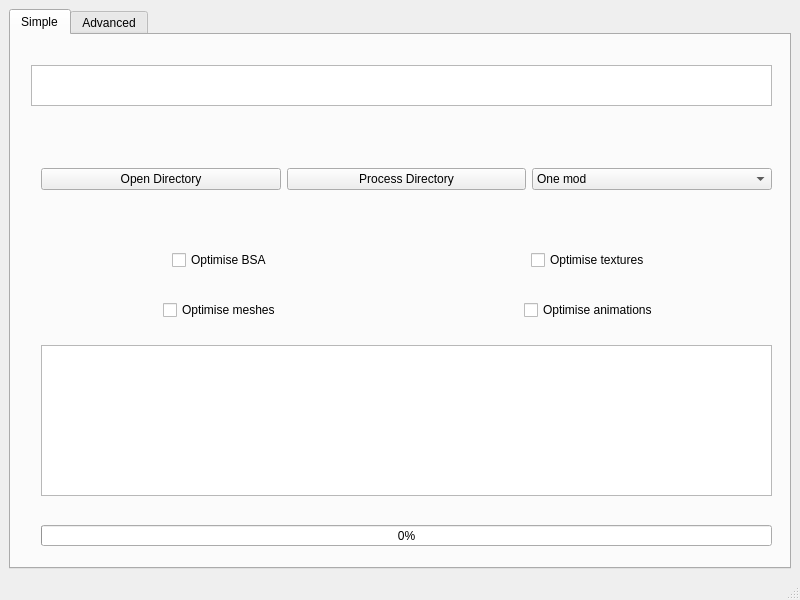
Before: the Qt Designer form mainwindow.ui in Guekka/cathedral-assets-optimizer, drawn with Qt 5.
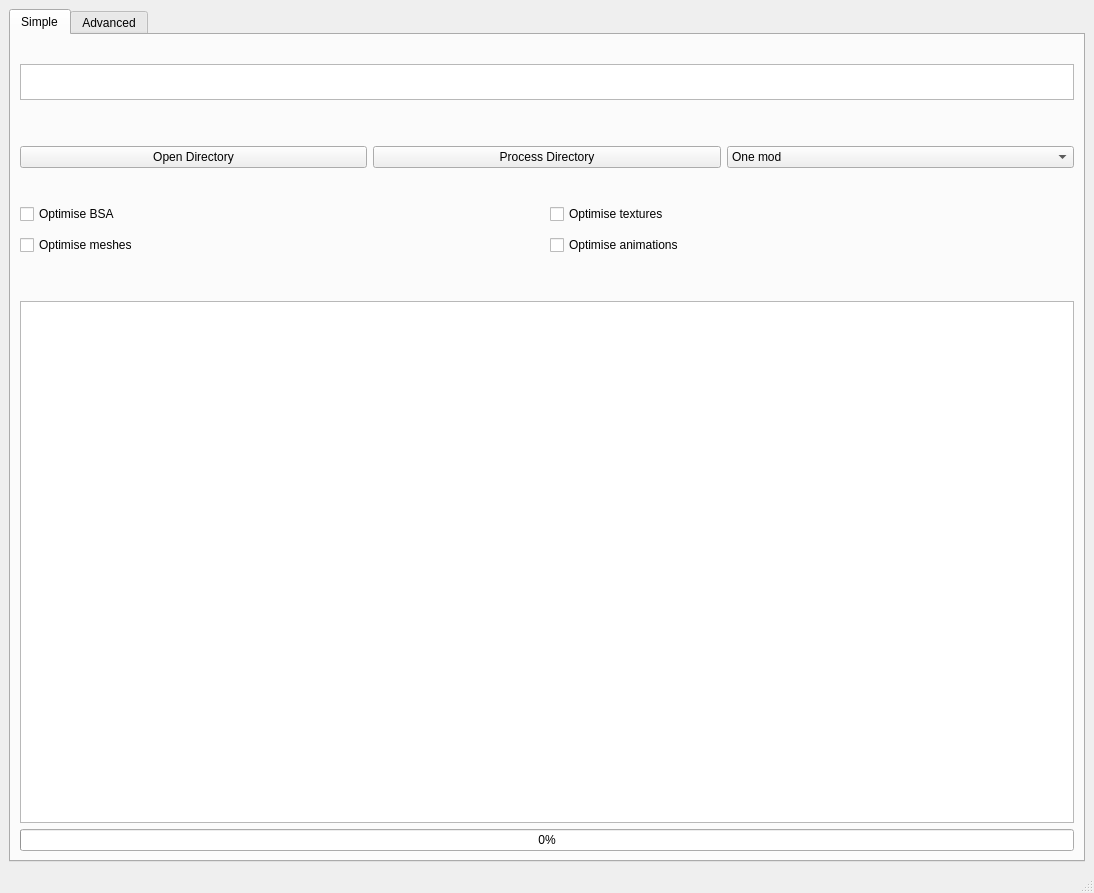
After: the same form once the commit is applied. The open tabs and pages were chosen to show the change.

Commit message: added kind of responsive design. More or less. At least, the log is correctly scaled.

The edit to the form file:
```diff
--- a/mainwindow.ui
+++ b/mainwindow.ui
@@ -6,8 +6,8 @@
    <rect>
     <x>0</x>
     <y>0</y>
-    <width>800</width>
-    <height>600</height>
+    <width>1094</width>
+    <height>893</height>
    </rect>
   </property>
   <property name="sizePolicy">
@@ -20,8 +20,8 @@
    <string>MainWindow</string>
   </property>
   <widget class="QWidget" name="centralwidget">
-   <layout class="QGridLayout" name="gridLayout">
-    <item row="0" column="0">
+   <layout class="QVBoxLayout" name="verticalLayout">
+    <item>
      <widget class="QTabWidget" name="tabWidget">
       <property name="currentIndex">
        <number>1</number>
@@ -30,25 +30,56 @@
        <attribute name="title">
         <string>Simple</string>
        </attribute>
+       <layout class="QVBoxLayout" name="verticalLayout_2">
+        <item>
+         <spacer name="verticalSpacer_5">
+          <property name="orientation">
+           <enum>Qt::Vertical</enum>
+          </property>
+          <property name="sizeType">
+           <enum>QSizePolicy::Preferred</enum>
+          </property>
+          <property name="sizeHint" stdset="0">
+           <size>
+            <width>20</width>
+            <height>20</height>
+           </size>
+          </property>
+         </spacer>
+        </item>
+        <item>
        <widget class="QPlainTextEdit" name="userPathTextEdit">
-        <property name="geometry">
-         <rect>
-          <x>20</x>
-          <y>30</y>
-          <width>741</width>
-          <height>41</height>
-         </rect>
-        </property>
-       </widget>
-       <widget class="QWidget" name="horizontalLayoutWidget">
-        <property name="geometry">
-         <rect>
-          <x>30</x>
-          <y>119</y>
-          <width>731</width>
-          <height>51</height>
-         </rect>
-        </property>
+          <property name="sizePolicy">
+           <sizepolicy hsizetype="Expanding" vsizetype="Maximum">
+            <horstretch>0</horstretch>
+            <verstretch>0</verstretch>
+           </sizepolicy>
+          </property>
+          <property name="maximumSize">
+           <size>
+            <width>16777215</width>
+            <height>36</height>
+           </size>
+          </property>
+         </widget>
+        </item>
+        <item>
+         <spacer name="verticalSpacer">
+          <property name="orientation">
+           <enum>Qt::Vertical</enum>
+          </property>
+          <property name="sizeType">
+           <enum>QSizePolicy::Preferred</enum>
+          </property>
+          <property name="sizeHint" stdset="0">
+           <size>
+            <width>20</width>
+            <height>40</height>
+           </size>
+          </property>
+         </spacer>
+        </item>
+        <item>
         <layout class="QHBoxLayout" name="horizontalLayout">
          <item>
           <widget class="QPushButton" name="userPathButton">
@@ -79,18 +110,26 @@
           </widget>
          </item>
         </layout>
-       </widget>
-       <widget class="QWidget" name="horizontalLayoutWidget_2">
-        <property name="geometry">
-         <rect>
-          <x>30</x>
-          <y>200</y>
-          <width>731</width>
-          <height>51</height>
-         </rect>
-        </property>
+        </item>
+        <item>
+         <spacer name="verticalSpacer_2">
+          <property name="orientation">
+           <enum>Qt::Vertical</enum>
+          </property>
+          <property name="sizeType">
+           <enum>QSizePolicy::Preferred</enum>
+          </property>
+          <property name="sizeHint" stdset="0">
+           <size>
+            <width>20</width>
+            <height>30</height>
+           </size>
+          </property>
+         </spacer>
+        </item>
+        <item>
         <layout class="QHBoxLayout" name="horizontalLayout_2">
-         <item alignment="Qt::AlignHCenter">
+          <item>
           <widget class="QCheckBox" name="bsaOptCheckbox">
            <property name="cursor">
             <cursorShape>WhatsThisCursor</cursorShape>
@@ -103,7 +142,7 @@
            </property>
           </widget>
          </item>
-         <item alignment="Qt::AlignHCenter">
+          <item>
           <widget class="QCheckBox" name="textOptCheckbox">
            <property name="cursor">
             <cursorShape>WhatsThisCursor</cursorShape>
@@ -117,18 +156,26 @@
           </widget>
          </item>
         </layout>
-       </widget>
-       <widget class="QWidget" name="horizontalLayoutWidget_3">
-        <property name="geometry">
-         <rect>
-          <x>30</x>
-          <y>250</y>
-          <width>731</width>
-          <height>51</height>
-         </rect>
-        </property>
+        </item>
+        <item>
+         <spacer name="verticalSpacer_3">
+          <property name="orientation">
+           <enum>Qt::Vertical</enum>
+          </property>
+          <property name="sizeType">
+           <enum>QSizePolicy::Preferred</enum>
+          </property>
+          <property name="sizeHint" stdset="0">
+           <size>
+            <width>20</width>
+            <height>5</height>
+           </size>
+          </property>
+         </spacer>
+        </item>
+        <item>
         <layout class="QHBoxLayout" name="horizontalLayout_3">
-         <item alignment="Qt::AlignHCenter">
+          <item>
           <widget class="QCheckBox" name="meshOptCheckbox">
            <property name="cursor">
             <cursorShape>WhatsThisCursor</cursorShape>
@@ -141,7 +188,7 @@
            </property>
           </widget>
          </item>
-         <item alignment="Qt::AlignHCenter">
+          <item>
           <widget class="QCheckBox" name="animOptCheckbox">
            <property name="cursor">
             <cursorShape>WhatsThisCursor</cursorShape>
@@ -155,142 +202,47 @@
           </widget>
          </item>
         </layout>
-       </widget>
+        </item>
+        <item>
+         <spacer name="verticalSpacer_4">
+          <property name="orientation">
+           <enum>Qt::Vertical</enum>
+          </property>
+          <property name="sizeType">
+           <enum>QSizePolicy::Fixed</enum>
+          </property>
+          <property name="sizeHint" stdset="0">
+           <size>
+            <width>20</width>
+            <height>40</height>
+           </size>
+          </property>
+         </spacer>
+        </item>
+        <item>
        <widget class="QPlainTextEdit" name="mw_log">
-        <property name="geometry">
-         <rect>
-          <x>30</x>
-          <y>310</y>
-          <width>731</width>
-          <height>151</height>
-         </rect>
-        </property>
         <property name="readOnly">
          <bool>true</bool>
         </property>
        </widget>
+        </item>
+        <item>
        <widget class="QProgressBar" name="progressBar">
-        <property name="geometry">
-         <rect>
-          <x>30</x>
-          <y>490</y>
-          <width>731</width>
-          <height>21</height>
-         </rect>
-        </property>
         <property name="value">
          <number>0</number>
         </property>
        </widget>
+        </item>
+       </layout>
       </widget>
       <widget class="QWidget" name="advanced">
        <attribute name="title">
         <string>Advanced</string>
        </attribute>
-       <widget class="QGroupBox" name="bsaGroupBox">
-        <property name="geometry">
-         <rect>
-          <x>30</x>
-          <y>30</y>
-          <width>721</width>
-          <height>80</height>
-         </rect>
-        </property>
-        <property name="title">
-         <string>BSA</string>
-        </property>
-        <widget class="QCheckBox" name="extractBsaCheckbox">
-         <property name="geometry">
-          <rect>
-           <x>40</x>
-           <y>40</y>
-           <width>99</width>
-           <height>19</height>
-          </rect>
-         </property>
-         <property name="text">
-          <string>Extract old BSA</string>
-         </property>
-        </widget>
-        <widget class="QCheckBox" name="renameBsaCheckbox">
-         <property name="geometry">
-          <rect>
-           <x>280</x>
-           <y>40</y>
-           <width>103</width>
-           <height>19</height>
-          </rect>
-         </property>
-         <property name="text">
-          <string>Rename old BSA</string>
-         </property>
-        </widget>
-        <widget class="QCheckBox" name="createBsaCheckbox">
-         <property name="geometry">
-          <rect>
-           <x>540</x>
-           <y>40</y>
-           <width>103</width>
-           <height>19</height>
-          </rect>
-         </property>
-         <property name="text">
-          <string>Create new BSA</string>
-         </property>
-        </widget>
-       </widget>
-       <widget class="QGroupBox" name="texturesGroupBox">
-        <property name="geometry">
-         <rect>
-          <x>30</x>
-          <y>130</y>
-          <width>721</width>
-          <height>80</height>
-         </rect>
-        </property>
-        <property name="title">
-         <string>Textures</string>
-        </property>
-        <widget class="QCheckBox" name="tgaConvCheckbox">
-         <property name="geometry">
-          <rect>
-           <x>40</x>
-           <y>40</y>
-           <width>121</width>
-           <height>19</height>
-          </rect>
-         </property>
-         <property name="text">
-          <string>TGA conversion</string>
-         </property>
-        </widget>
-        <widget class="QCheckBox" name="bc7ConvCheckbox">
-         <property name="geometry">
-          <rect>
-           <x>280</x>
-           <y>40</y>
-           <width>131</width>
-           <height>20</height>
-          </rect>
-         </property>
-         <property name="text">
-          <string>BC7 nmaps conversion</string>
-         </property>
-        </widget>
-        <widget class="QCheckBox" name="nifscanTexturesCheckbox">
-         <property name="geometry">
-          <rect>
-           <x>540</x>
-           <y>40</y>
-           <width>121</width>
-           <height>19</height>
-          </rect>
-         </property>
-         <property name="text">
-          <string>Nifscan -fixdds</string>
-         </property>
-        </widget>
-       </widget>
+       <layout class="QVBoxLayout" name="verticalLayout_3">
+        <item>
+         <layout class="QGridLayout" name="gridLayout">
+          <item row="3" column="0">
        <widget class="QGroupBox" name="meshesGroupBox">
         <property name="geometry">
          <rect>
@@ -343,6 +295,10 @@
          <string>Dry run</string>
         </property>
        </widget>
+          </item>
+         </layout>
+        </item>
+       </layout>
       </widget>
      </widget>
     </item>
```
Left out of the diff: 247 changed lines with no effect on the pictures. Lines whose indentation alone changed are shown as unchanged. The commit also changes 3 other files.
